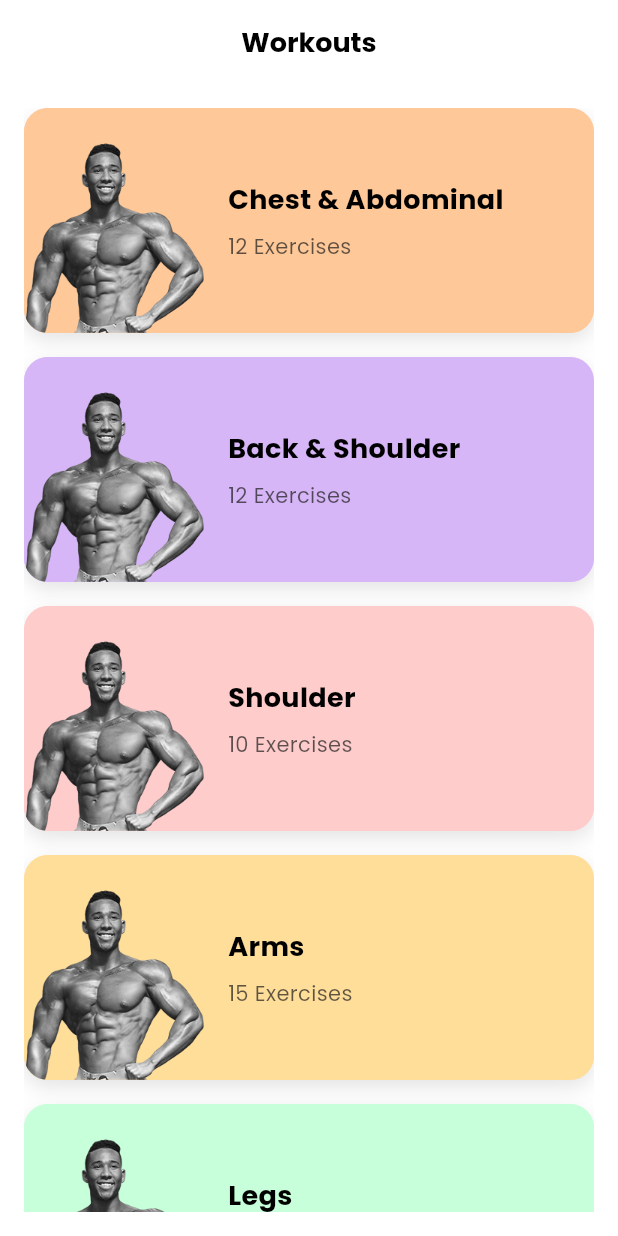
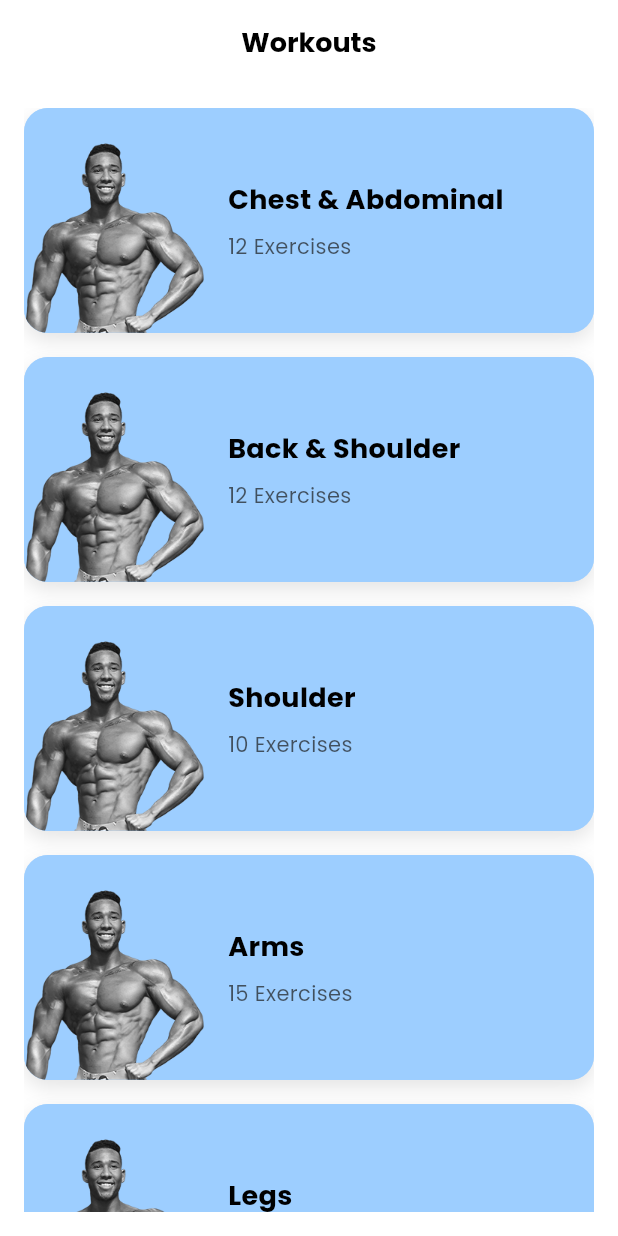
Before and after one commit to Raza-Rz/Fitverse-APP, a Flutter app: the ActivityScreen screen opened directly, on a phone screen of 412 x 824 dp. Run offline on Flutter 3.47's test engine with Material 3 defaults, Android fonts, the phone set to English and light mode, and no system bars; our stand-ins replace animated_toggle_switch, cloud_firestore, firebase_auth, firebase_core, fl_chart, pedometer and 4 more; missing offline and left inert: dotted_dashed_line, simple_animation_progress_bar; accounts and stored records are empty; key blocks and very long unbroken strings in the code were emptied for the run.

Commit message:
Update workout_cards.dart

```diff
--- a/lib/view/activity/workout_cards.dart
+++ b/lib/view/activity/workout_cards.dart
@@ -1,4 +1,7 @@
 import 'package:flutter/material.dart';
+import 'package:fitverse/utils/app_colors.dart';
+
+ // Ensure you have your AppColors file imported
 
 class ActivityScreen extends StatelessWidget {
   const ActivityScreen({Key? key}) : super(key: key);
@@ -9,35 +12,35 @@ class ActivityScreen extends StatelessWidget {
       {
         'title': 'Chest & Abdominal',
         'subtitle': '12 Exercises',
-        'color': '#FFC898',
+        'color': AppColors.primaryColor2, // Use AppColors
         'imagePath': 'assets/images/chest_abdominal.png',
         'route': const ChestAbdominalScreen(),
       },
       {
         'title': 'Back & Shoulder',
         'subtitle': '12 Exercises',
-        'color': '#D7B6F7',
+        'color': AppColors.primaryColor2, // Use AppColors
         'imagePath': 'assets/images/back_shoulder.png',
         'route': const BackShoulderScreen(),
       },
       {
         'title': 'Shoulder',
         'subtitle': '10 Exercises',
-        'color': '#FFCCCC',
+        'color': AppColors.primaryColor2, // Use AppColors
         'imagePath': 'assets/images/shoulder.png',
         'route': const ShoulderScreen(),
       },
       {
         'title': 'Arms',
         'subtitle': '15 Exercises',
-        'color': '#FFDE9A',
+        'color': AppColors.primaryColor2, // Use AppColors
         'imagePath': 'assets/images/arms.png',
         'route': const ArmsScreen(),
       },
       {
         'title': 'Legs',
         'subtitle': '18 Exercises',
-        'color': '#C6FFD9',
+        'color': AppColors.primaryColor2, // Use AppColors
         'imagePath': 'assets/images/legs.png',
         'route': const LegsScreen(),
       },
@@ -55,7 +58,7 @@ class ActivityScreen extends StatelessWidget {
         ),
         automaticallyImplyLeading: false,
         centerTitle: true,
-      backgroundColor: const Color.fromARGB(255, 255, 255, 255),
+        backgroundColor: AppColors.whiteColor, // Use AppColors for app bar background
       ),
       body: Padding(
         padding: const EdgeInsets.all(16.0),
@@ -75,7 +78,7 @@ class ActivityScreen extends StatelessWidget {
               child: WorkoutCard(
                 title: category['title'] ?? 'No Title',
                 subtitle: category['subtitle'] ?? 'No Subtitle',
-                color: category['color'] ?? '#FFFFFF',
+                color: category['color'] ?? AppColors.whiteColor, // Default fallback to AppColors
                 imagePath: category['imagePath'] ?? '',
               ),
             );
@@ -89,7 +92,7 @@ class ActivityScreen extends StatelessWidget {
 class WorkoutCard extends StatelessWidget {
   final String title;
   final String subtitle;
-  final String color;
+  final Color color;
   final String imagePath;
 
   const WorkoutCard({
@@ -102,13 +105,11 @@ class WorkoutCard extends StatelessWidget {
 
   @override
   Widget build(BuildContext context) {
-    final cardColor = Color(int.parse(color.replaceFirst('#', '0xFF')));
-
     return Container(
       margin: const EdgeInsets.only(bottom: 16.0),
       height: 150,
       decoration: BoxDecoration(
-        color: cardColor,
+        color: color,
         borderRadius: BorderRadius.circular(16.0),
         boxShadow: [
           BoxShadow(
@@ -126,8 +127,8 @@ class WorkoutCard extends StatelessWidget {
               borderRadius: BorderRadius.circular(16.0),
               gradient: LinearGradient(
                 colors: [
-                  cardColor.withOpacity(0.8),
-                  cardColor.withOpacity(0.6),
+                  color.withOpacity(0.8),
+                  color.withOpacity(0.6),
                 ],
                 begin: Alignment.topLeft,
                 end: Alignment.bottomRight,
@@ -161,16 +162,9 @@ class WorkoutCard extends StatelessWidget {
                       Text(
                         title,
                         style: const TextStyle(
-                          color: Color.fromARGB(255, 0, 0, 0),
+                          color: Colors.black,
                           fontSize: 18,
                           fontWeight: FontWeight.bold,
-                          shadows: [
-                            // Shadow(
-                            //   blurRadius: 2.0,
-                            //   color: Colors.black45,
-                            //   offset: Offset(1, 1),
-                            // ),
-                          ],
                         ),
                       ),
                       const SizedBox(height: 8),
@@ -179,13 +173,6 @@ class WorkoutCard extends StatelessWidget {
                         style: const TextStyle(
                           color: Color.fromARGB(179, 26, 26, 26),
                           fontSize: 14,
-                          shadows: [
-                            // Shadow(
-                            //   blurRadius: 2.0,
-                            //   color: Colors.black45,
-                            //   offset: Offset(1, 1),
-                            // ),
-                          ],
                         ),
                       ),
                     ],
```
Lines whose indentation alone changed are shown as unchanged.
